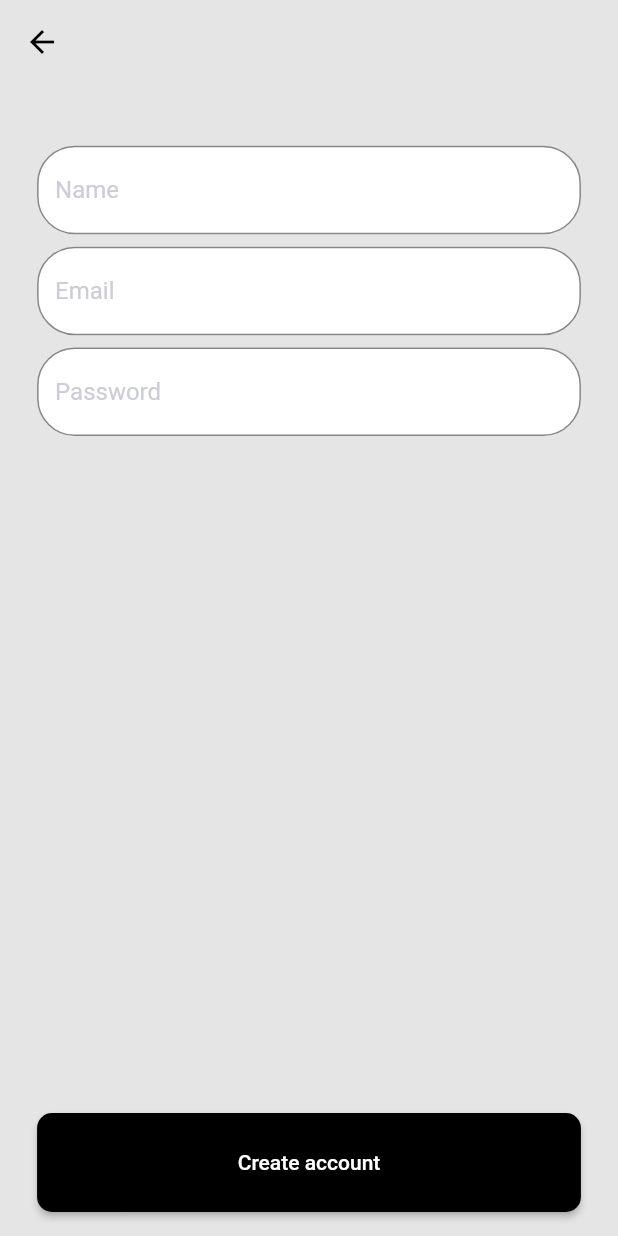
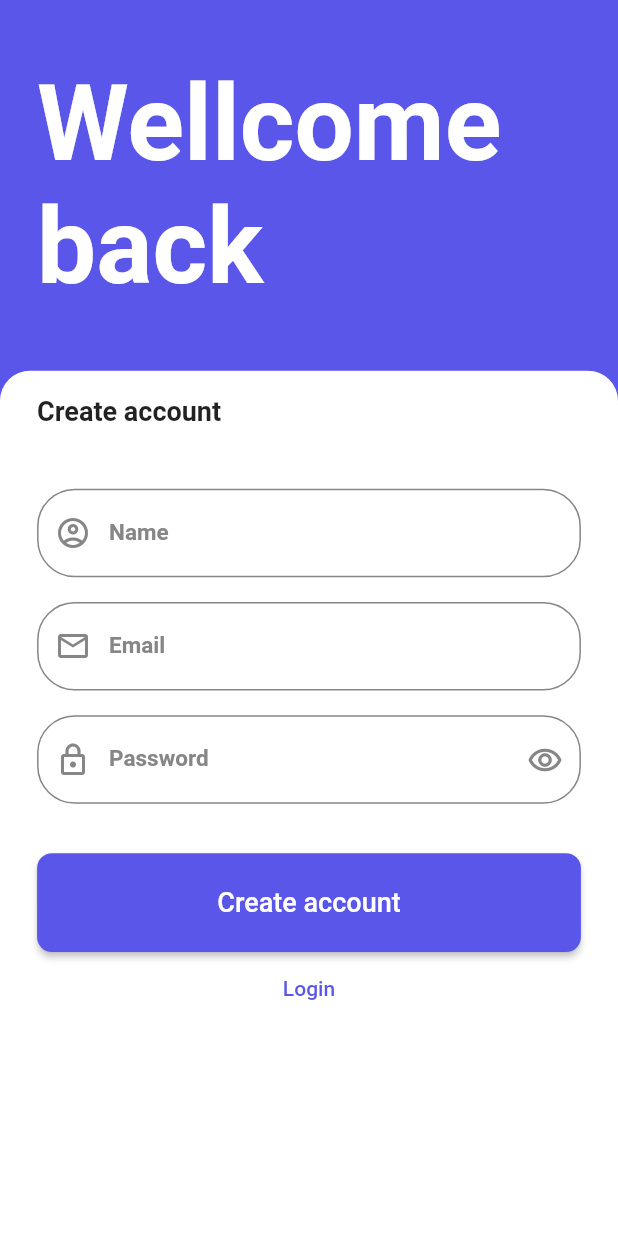
Before and after one commit to BekzodGayratov/Naf, a Flutter app: the SignUpPage screen opened by its route, on a phone screen of 412 x 824 dp. Run offline on Flutter 3.47's test engine with Material 2 defaults, Android fonts, the phone set to English and light mode, and no system bars; our stand-ins replace bloc, cached_network_image, cloud_firestore, dio, easy_localization, firebase_auth and 5 more; accounts and stored records are empty; network calls fail.

Commit message:
Register and Login page ended

```diff
--- a/lib/cubit/auth/sign_in/sign_in_cubit.dart
+++ b/lib/cubit/auth/sign_in/sign_in_cubit.dart
@@ -5,7 +5,6 @@ class SignInCubit extends Cubit<SignInState> {
 
   TextEditingController emailController = TextEditingController();
   TextEditingController passwordController = TextEditingController();
-
 
   void signIn() async {
     emit(SignInLoadingState());
--- a/lib/helpers/add_product_widget.dart
+++ b/lib/helpers/add_product_widget.dart
@@ -3,6 +3,7 @@ import 'package:flutter/material.dart';
 import 'package:flutter_bloc/flutter_bloc.dart';
 import 'package:responsive/core/constants/theme.dart';
 import 'package:responsive/core/extensions/media_query_ext.dart';
+import 'package:responsive/core/widgets/next_button.dart';
 import 'package:responsive/core/widgets/standart_padding.dart';
 import 'package:responsive/core/widgets/text_form_field.dart';
 import 'package:responsive/cubit/home/home_cubit.dart';
@@ -51,7 +52,10 @@ showAddProductModelSheet(BuildContext context) {
                             builder: (context) => const ImagePickerWidget(),
                           );
                         },
-                        icon: const Icon(Icons.image)),
+                        icon: const Icon(
+                          Icons.image,
+                          color: NafTheme.iconColor,
+                        )),
                     hintText: "productDesc".tr(),
                     controller:
                         context.watch<HomeCubit>().productDescController,
@@ -80,9 +84,10 @@ showAddProductModelSheet(BuildContext context) {
                     },
                   ),
                   SizedBox(
-                    height: context.height * 0.01,
+                    height: context.height * 0.03,
                   ),
-                  ElevatedButton(
+                  NextButton(
+                    backgroundColor: NafTheme.iconColor,
                     onPressed: () {
                       if (BlocProvider.of<HomeCubit>(context, listen: false)
                           .formKey
@@ -105,7 +110,10 @@ showAddProductModelSheet(BuildContext context) {
                                 FirebaseStorageService.uploadedFilePath);
                       }
                     },
-                      child: Text("upload".tr()))
+                    child: Text(
+                      "upload".tr(),
+                    ),
+                  )
                 ],
               ),
             ),
--- a/lib/lang/en.json
+++ b/lib/lang/en.json
@@ -25,7 +25,7 @@
     "fullName":"Full name",
     "name":"Name",
     "ok":"Confirm",
-    "notFilled":"Do not empty",
+    "notFilled":"Do not leave empty",
     "start":"Get started",
     "findGadget":"Find your gadgets",
     "wellcome":"Wellcome back",
--- a/lib/view/auth/sign_in/sign_in_page.dart
+++ b/lib/view/auth/sign_in/sign_in_page.dart
@@ -3,7 +3,6 @@ import 'package:flutter/material.dart';
 import 'package:flutter_bloc/flutter_bloc.dart';
 import 'package:responsive/core/constants/theme.dart';
 import 'package:responsive/core/extensions/media_query_ext.dart';
-import 'package:responsive/core/widgets/headline_two_text.dart';
 import 'package:responsive/core/widgets/loading_widget.dart';
 import 'package:responsive/core/widgets/next_button.dart';
 import 'package:responsive/core/widgets/standart_padding.dart';
@@ -130,17 +129,19 @@ class _SignInPageState extends State<SignInPage> {
                           ),
                           NextButton(
                               backgroundColor: NafTheme.iconColor,
-                              child: Text(
-                                "signIn".tr(),
-                                style: const TextStyle(fontSize: 18.0),
-                              ),
+                              child: state is SignInLoadingState
+                                  ? const LoadingWidget()
+                                  : Text(
+                                      "signIn".tr(),
+                                      style: const TextStyle(fontSize: 18.0),
+                                    ),
                               onPressed: () {
                                 context.read<SignInCubit>().signIn();
                               }),
                           Center(
                             child: TextButton(
                                 onPressed: () {
-                                  // Forgot password logic...
+                                  Navigator.pushNamed(context, 'sign_up');
                                 },
                                 child: Text("signUp".tr())),
                           ),
--- a/lib/view/auth/sign_up/sign_up_page.dart
+++ b/lib/view/auth/sign_up/sign_up_page.dart
@@ -1,6 +1,7 @@
 import 'package:easy_localization/easy_localization.dart';
 import 'package:flutter/material.dart';
 import 'package:flutter_bloc/flutter_bloc.dart';
+import 'package:responsive/core/constants/theme.dart';
 import 'package:responsive/core/extensions/media_query_ext.dart';
 import 'package:responsive/core/widgets/loading_widget.dart';
 import 'package:responsive/core/widgets/next_button.dart';
@@ -9,9 +10,15 @@ import 'package:responsive/core/widgets/text_form_field.dart';
 import 'package:responsive/cubit/auth/sign_up/sign_up_state.dart';
 import 'package:responsive/helpers/alert_widget.dart';
 
-class SignUpPage extends StatelessWidget {
+class SignUpPage extends StatefulWidget {
   const SignUpPage({super.key});
 
+  @override
+  State<SignUpPage> createState() => _SignUpPageState();
+}
+
+class _SignUpPageState extends State<SignUpPage> {
+  bool obscureText = false;
   @override
   Widget build(BuildContext context) {
     return BlocConsumer<SignUpCubit, SignUpState>(
@@ -26,53 +33,130 @@ class SignUpPage extends StatelessWidget {
   }
 
   Scaffold _scaffold(BuildContext context, SignUpState state) => Scaffold(
-        appBar: AppBar(),
+        backgroundColor: const Color(0xff5956E9),
         resizeToAvoidBottomInset: true,
         body: SafeArea(child: _signInForm(context, state)),
-        floatingActionButton: StandartScreenPadding(
-            child: NextButton(
-                child: state is SignUpLoadingState
-                    ? const LoadingWidget()
-                    : Text("signUp".tr()),
-                onPressed: () {
-                  context.read<SignUpCubit>().signUp();
-                })),
-        floatingActionButtonLocation: FloatingActionButtonLocation.centerFloat,
       );
 
   Form _signInForm(BuildContext context, SignUpState state) => Form(
-        child: StandartScreenPadding(
         child: Column(
           children: [
+            Expanded(
+                flex: 3,
+                child: Container(
+                    decoration: const BoxDecoration(color: Color(0xff5956E9)),
+                    child: Center(
+                        child: StandartScreenPadding(
+                      child: Text(
+                        "wellcome".tr(),
+                        style: const TextStyle(
+                            color: Colors.white,
+                            fontSize: 70.0,
+                            fontWeight: FontWeight.w600),
+                      ),
+                    )))),
+            Expanded(
+                flex: 7,
+                child: Container(
+                  width: double.infinity,
+                  decoration: const BoxDecoration(
+                      color: Color(0xffFFFFFF),
+                      // color: Colors.redAccent,
+                      borderRadius:
+                          BorderRadius.vertical(top: Radius.circular(20.0))),
+                  child: StandartScreenPadding(
+                    child: SingleChildScrollView(
+                      child: Column(
+                        crossAxisAlignment: CrossAxisAlignment.start,
+                        children: [
+                          SizedBox(
+                            height: context.height * 0.02,
+                          ),
+                          Text(
+                            "signUp".tr(),
+                            style: const TextStyle(
+                                fontSize: 18.0, fontWeight: FontWeight.w700),
+                          ),
                           SizedBox(
                             height: context.height * 0.05,
                           ),
-              Expanded(
-                child: Column(
-                  children: [
                           TextFormFieldWidget(
-                      hintText: "name".tr(),
-                      controller: context.watch<SignUpCubit>().nameController,
+                              maxLine: 1,
+                              prefixIcon: Icon(
+                                Icons.account_circle_outlined,
+                                color: Theme.of(context).iconTheme.color,
+                              ),
+                              labelText: "name".tr(),
+                              hintText: "Abdulloh",
+                              controller:
+                                  context.watch<SignUpCubit>().nameController),
+                          SizedBox(
+                            height: context.height * 0.02,
+                          ),
+                          TextFormFieldWidget(
+                              maxLine: 1,
+                              prefixIcon: Icon(
+                                Icons.email_outlined,
+                                color: Theme.of(context).iconTheme.color,
+                              ),
+                              labelText: "email".tr(),
+                              hintText: "abdulloh@gmail.com",
+                              controller:
+                                  context.watch<SignUpCubit>().emailController),
+                          SizedBox(
+                            height: context.height * 0.02,
+                          ),
+                          TextFormFieldWidget(
+                            labelText: "password".tr(),
+                            hintText: "********",
+                            maxLine: 1,
+                            obscureText: obscureText,
+                            prefixIcon: Icon(
+                              Icons.lock_outlined,
+                              color: Theme.of(context).iconTheme.color,
+                            ),
+                            controller:
+                                context.watch<SignUpCubit>().passwordController,
+                            suffixIcon: IconButton(
+                                onPressed: () {
+                                  setState(() {
+                                    obscureText = !obscureText;
+                                  });
+                                },
+                                icon: obscureText != true
+                                    ? Icon(Icons.remove_red_eye_outlined,
+                                        color:
+                                            Theme.of(context).iconTheme.color)
+                                    : const Icon(Icons.remove_red_eye_sharp,
+                                        color: NafTheme.iconColor)),
                           ),
                           SizedBox(
-                      height: context.height * 0.01,
+                            height: context.height * 0.04,
                           ),
-                    TextFormFieldWidget(
-                      hintText: "email".tr(),
-                      controller: context.watch<SignUpCubit>().emailController,
+                          NextButton(
+                              backgroundColor: NafTheme.iconColor,
+                              child: state is SignUpLoadingState
+                                  ? const LoadingWidget()
+                                  : Text(
+                                      "signUp".tr(),
+                                      style: const TextStyle(fontSize: 18.0),
                                     ),
-                    SizedBox(
-                      height: context.height * 0.01,
-                    ),
-                    TextFormFieldWidget(
-                        hintText: "password".tr(),
-                        controller:
-                            context.watch<SignUpCubit>().passwordController)
-                  ],
-                ),
+                              onPressed: () {
+                                context.read<SignUpCubit>().signUp();
+                              }),
+                          Center(
+                            child: TextButton(
+                                onPressed: () {
+                                  Navigator.pushNamed(context, 'sign_in');
+                                },
+                                child: Text("signIn".tr())),
                           ),
                         ],
                       ),
                     ),
+                  ),
+                ))
+          ],
+        ),
       );
 }
--- a/lib/view/home/utils/drawer_widget.dart
+++ b/lib/view/home/utils/drawer_widget.dart
@@ -1,6 +1,7 @@
 import 'package:easy_localization/easy_localization.dart';
 import 'package:firebase_auth/firebase_auth.dart';
 import 'package:flutter/material.dart';
+import 'package:responsive/core/constants/theme.dart';
 
 class DrawerWidget extends StatelessWidget {
   DrawerWidget({super.key});
@@ -14,7 +15,9 @@ class DrawerWidget extends StatelessWidget {
         padding: EdgeInsets.zero,
         children: [
           UserAccountsDrawerHeader(
+              decoration: const BoxDecoration(color: NafTheme.iconColor),
               currentAccountPicture: CircleAvatar(
+                backgroundColor: Colors.white,
                 backgroundImage: _user.currentUser!.photoURL != null
                     ? NetworkImage(_user.currentUser!.photoURL!)
                     : null,
```
Lines whose indentation alone changed are shown as unchanged.
